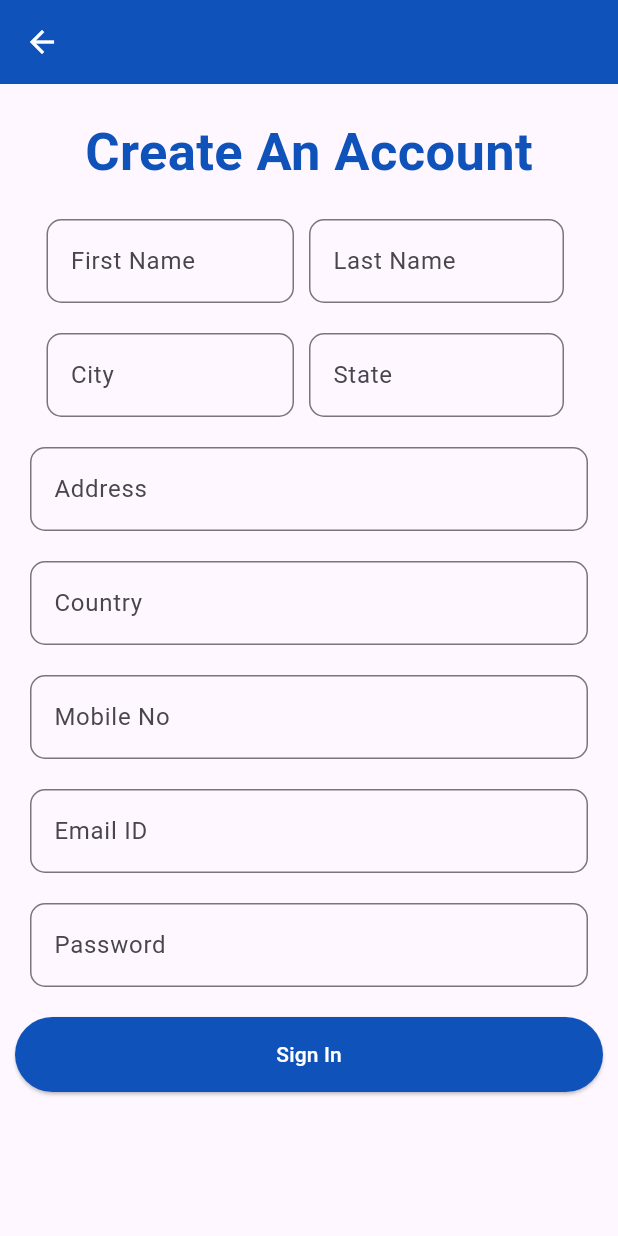
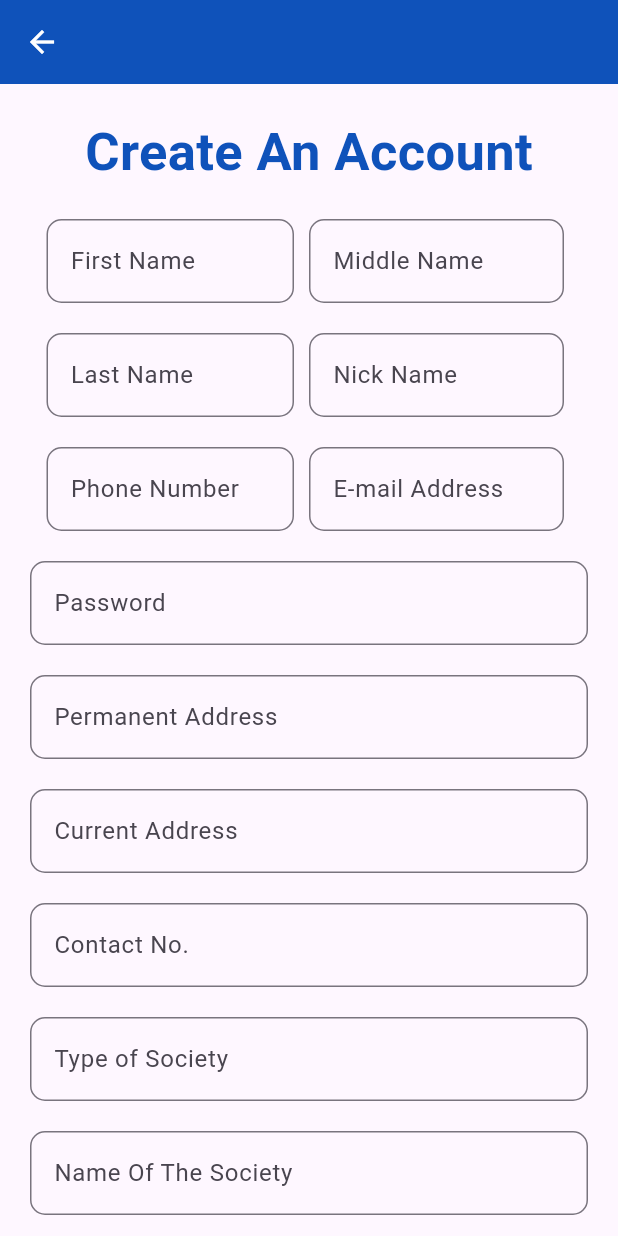
Before and after one commit to negiritesh002/KESARII, a Flutter app: the SignUp screen opened directly, on a phone screen of 412 x 824 dp. Run offline on Flutter 3.47's test engine with Material 3 defaults, Android fonts, the phone set to English and light mode, and no system bars.

Commit message:
commited 2nd october changes

```diff
--- a/lib/Signup_page.dart
+++ b/lib/Signup_page.dart
@@ -16,6 +16,7 @@ class _SignUpState extends State<SignUp> {
         backgroundColor: Color(0xFF0F52BA),
       ),
       body: SingleChildScrollView(
+        scrollDirection: Axis.vertical,
         child: Container(
           child: Column(
             children: [
@@ -53,7 +54,7 @@ class _SignUpState extends State<SignUp> {
                       padding: const EdgeInsets.only(right: 10.0),
                       child: TextFormField(
                         decoration: InputDecoration(
-                            labelText: "Last Name",
+                            labelText: "Middle Name",
                             border: OutlineInputBorder(
                                 borderRadius: BorderRadius.circular(10.0))),
                       ),
@@ -74,7 +75,7 @@ class _SignUpState extends State<SignUp> {
                       padding: const EdgeInsets.only(right: 10.0,left: 5),
                       child: TextFormField(
                         decoration: InputDecoration(
-                            labelText: "City",
+                            labelText: "Last Name",
                             border: OutlineInputBorder(
                                 borderRadius: BorderRadius.circular(10.0))),
                       ),
@@ -86,7 +87,40 @@ class _SignUpState extends State<SignUp> {
                       padding: const EdgeInsets.only(right: 10.0),
                       child: TextFormField(
                         decoration: InputDecoration(
-                            labelText: "State",
+                            labelText: "Nick Name",
+                            border: OutlineInputBorder(
+                                borderRadius: BorderRadius.circular(10.0))),
+                      ),
+                    ),
+                  ),
+
+                ],
+              ),
+              SizedBox(
+                height: 20,
+              ),
+              Row(
+                mainAxisAlignment: MainAxisAlignment.center,
+                children: [
+                  SizedBox(
+                    width: 180,
+                    child: Padding(
+                      padding: const EdgeInsets.only(right: 10.0,left: 5),
+                      child: TextFormField(
+                        decoration: InputDecoration(
+                            labelText: "Phone Number",
+                            border: OutlineInputBorder(
+                                borderRadius: BorderRadius.circular(10.0))),
+                      ),
+                    ),
+                  ),
+                  SizedBox(
+                    width: 180,
+                    child: Padding(
+                      padding: const EdgeInsets.only(right: 10.0),
+                      child: TextFormField(
+                        decoration: InputDecoration(
+                            labelText: "E-mail Address",
                             border: OutlineInputBorder(
                                 borderRadius: BorderRadius.circular(10.0))),
                       ),
@@ -102,7 +136,7 @@ class _SignUpState extends State<SignUp> {
                 padding: const EdgeInsets.only(left: 20.0,right: 20),
                 child: TextFormField(
                   decoration: InputDecoration(
-                      labelText: "Address",
+                      labelText: "Password",
                       border: OutlineInputBorder(
                           borderRadius: BorderRadius.circular(10.0))),
                 ),
@@ -114,7 +148,7 @@ class _SignUpState extends State<SignUp> {
                 padding: const EdgeInsets.only(left: 20.0,right: 20),
                 child: TextFormField(
                   decoration: InputDecoration(
-                      labelText: "Country",
+                      labelText: "Permanent Address",
                       border: OutlineInputBorder(
                           borderRadius: BorderRadius.circular(10.0))),
                 ),
@@ -126,7 +160,7 @@ class _SignUpState extends State<SignUp> {
                 padding: const EdgeInsets.only(left: 20.0,right: 20),
                 child: TextFormField(
                   decoration: InputDecoration(
-                      labelText: "Mobile No",
+                      labelText: "Current Address",
                       border: OutlineInputBorder(
                           borderRadius: BorderRadius.circular(10.0))),
                 ),
@@ -138,7 +172,7 @@ class _SignUpState extends State<SignUp> {
                 padding: const EdgeInsets.only(left: 20.0,right: 20),
                 child: TextFormField(
                   decoration: InputDecoration(
-                      labelText: "Email ID",
+                      labelText: "Contact No.",
                       border: OutlineInputBorder(
                           borderRadius: BorderRadius.circular(10.0))),
                 ),
@@ -150,10 +184,55 @@ class _SignUpState extends State<SignUp> {
                 padding: const EdgeInsets.only(left: 20.0,right: 20),
                 child: TextFormField(
                   decoration: InputDecoration(
-                      labelText: "Password",
+                      labelText: "Type of Society",
                       border: OutlineInputBorder(
                           borderRadius: BorderRadius.circular(10.0))),
                 ),
+              ),
+              SizedBox(
+                height: 20,
+              ),
+              Padding(
+                padding: const EdgeInsets.only(left: 20.0,right: 20),
+                child: TextFormField(
+                  decoration: InputDecoration(
+                      labelText: "Name Of The Society",
+                      border: OutlineInputBorder(
+                          borderRadius: BorderRadius.circular(10.0))),
+                ),
+              ),
+              SizedBox(
+                height: 20,
+              ),
+              Row(
+                mainAxisAlignment: MainAxisAlignment.center,
+                children: [
+                  SizedBox(
+                    width: 180,
+                    child: Padding(
+                      padding: const EdgeInsets.only(right: 10.0,left: 5),
+                      child: TextFormField(
+                        decoration: InputDecoration(
+                            labelText: "Block/Tower",
+                            border: OutlineInputBorder(
+                                borderRadius: BorderRadius.circular(10.0))),
+                      ),
+                    ),
+                  ),
+                  SizedBox(
+                    width: 180,
+                    child: Padding(
+                      padding: const EdgeInsets.only(right: 10.0),
+                      child: TextFormField(
+                        decoration: InputDecoration(
+                            labelText: "Flat/Villa Number",
+                            border: OutlineInputBorder(
+                                borderRadius: BorderRadius.circular(10.0))),
+                      ),
+                    ),
+                  ),
+
+                ],
               ),
               SizedBox(
                 height: 20,
@@ -172,7 +251,7 @@ class _SignUpState extends State<SignUp> {
                         style: TextStyle(color: Colors.white),
                       )),
                 ),
-              )
+              ),
             ],
           ),
         ),
```
Also changed, not shown: lib/mainhome.dart (added, +47 -0 lines), lib/signin_page.dart (+7 -2 lines).
